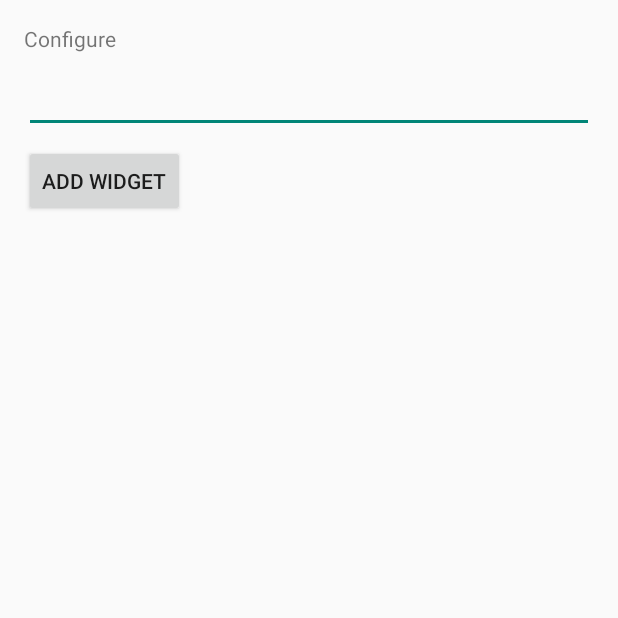
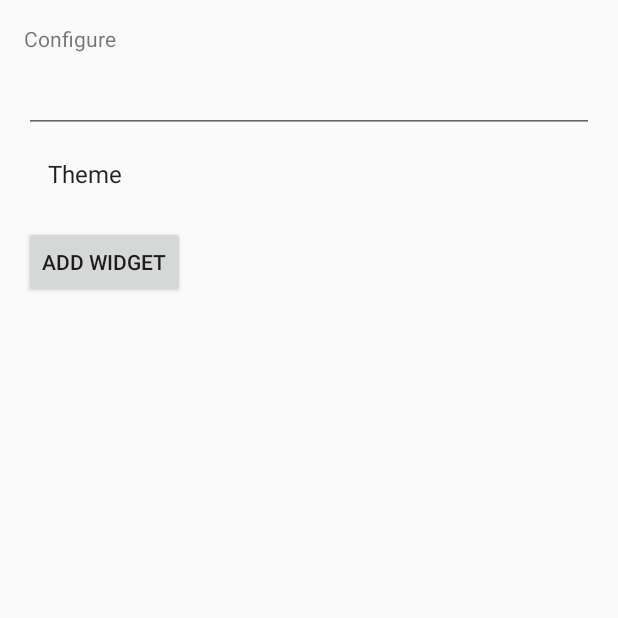
Before and after one commit to tdillon/weather-widget-number-one, an Android app: the WeatherWidgetConfigureActivity screen opened directly, with no data from a screen before it, on a phone screen of 412 x 824 dp, the top half of it. Run offline under Robolectric (Android 15) with nearby library versions, the phone set to English and light mode, and no system bars; 1 statement that could not run was skipped.

Commit message:
#54 begin work on preference config stuff

```diff
--- /dev/null
+++ b/app/src/main/java/tgd/mindless/drone/weatherwidgetnumberone/redux/ThemeDAO.java
@@ -0,0 +1,22 @@
+package tgd.mindless.drone.weatherwidgetnumberone.redux;
+
+import android.content.Context;
+
+import com.google.gson.Gson;
+
+import java.io.InputStreamReader;
+
+class ThemeDAO {
+    static ThemesClass[] getThemes(Context context) {
+        Gson g = new Gson();
+
+        ThemesClass[] t;
+        try {
+            t = g.fromJson(new InputStreamReader(context.getAssets().open("themes.json")), ThemesClass[].class);
+        } catch (Exception e) {
+            t = null;
+        }
+
+        return t;
+    }
+}
--- /dev/null
+++ b/app/src/main/java/tgd/mindless/drone/weatherwidgetnumberone/redux/WeatherWidgetConfigureFragment.java
@@ -0,0 +1,30 @@
+package tgd.mindless.drone.weatherwidgetnumberone.redux;
+
+import android.os.Bundle;
+import android.preference.ListPreference;
+import android.preference.PreferenceFragment;
+
+import java.util.ArrayList;
+import java.util.List;
+
+public class WeatherWidgetConfigureFragment extends PreferenceFragment {
+
+    @Override
+    public void onCreate(Bundle savedInstanceState) {
+        super.onCreate(savedInstanceState);
+        addPreferencesFromResource(R.xml.preferences);
+
+
+        final ListPreference listPreference = (ListPreference) findPreference("pref_theme");
+
+        ThemesClass[] themes = ThemeDAO.getThemes(getActivity());
+        List<CharSequence> entries = new ArrayList<>();
+
+        for (ThemesClass theme : themes) {
+            entries.add("[" + theme.type.toString() + "] - " + theme.name);
+        }
+
+        listPreference.setEntries(new CharSequence[entries.size()]);
+        listPreference.setEntryValues(new CharSequence[entries.size()]);
+    }
+}
--- a/app/src/main/res/layout/weather_widget_configure.xml
+++ b/app/src/main/res/layout/weather_widget_configure.xml
@@ -17,6 +17,13 @@
         android:layout_height="wrap_content"
         android:inputType="text" />
 
+    <fragment
+        android:id="@+id/fragment"
+        android:name="tgd.mindless.drone.weatherwidgetnumberone.redux.WeatherWidgetConfigureFragment"
+        android:layout_width="match_parent"
+        android:layout_height="wrap_content"
+        android:layout_gravity="center_horizontal" />
+
     <Button
         android:id="@+id/add_button"
         android:layout_width="wrap_content"
--- /dev/null
+++ b/app/src/main/res/xml/preferences.xml
@@ -0,0 +1,12 @@
+<?xml version="1.0" encoding="utf-8"?>
+<PreferenceScreen xmlns:android="http://schemas.android.com/apk/res/android">
+    <ListPreference
+        android:key="pref_theme"
+        android:title="Theme"
+        android:dialogTitle="Pick your theme."
+         />
+</PreferenceScreen>
+
+    <!--android:entries="@array/pref_syncConnectionTypes_entries"
+    android:entryValues="@array/pref_syncConnectionTypes_values"
+    android:defaultValue="@string/pref_syncConnectionTypes_default"-->
```
